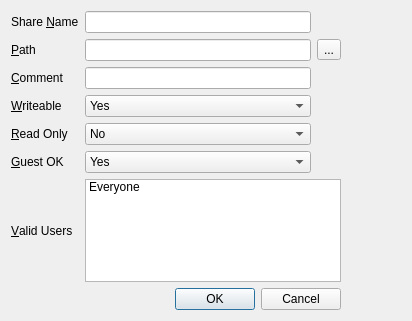
First picture: the form in editshare.ui, repository MX-Linux/mx-samba-config, before the edit.
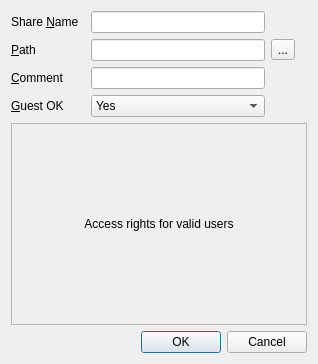
Second picture: the form after the edit.

Commit message: Generate user list and radio buttons dynamically

Patch:
```diff
--- a/editshare.ui
+++ b/editshare.ui
@@ -6,117 +6,31 @@
    <rect>
     <x>0</x>
     <y>0</y>
-    <width>412</width>
-    <height>321</height>
+    <width>318</width>
+    <height>364</height>
    </rect>
   </property>
   <property name="windowTitle">
    <string>Dialog</string>
   </property>
   <layout class="QGridLayout" name="gridLayout">
-   <item row="4" column="0">
-    <widget class="QLabel" name="labelReadOnly">
+   <item row="0" column="0">
+    <widget class="QLabel" name="labelShareName">
      <property name="text">
-      <string>&amp;Read Only</string>
+      <string>Share &amp;Name</string>
      </property>
      <property name="buddy">
-      <cstring>comboReadOnly</cstring>
+      <cstring>textShareName</cstring>
      </property>
     </widget>
    </item>
-   <item row="1" column="1">
-    <widget class="QLineEdit" name="textSharePath"/>
-   </item>
-   <item row="6" column="0">
-    <widget class="QLabel" name="labelValidUsers">
-     <property name="text">
-      <string>&amp;Valid Users</string>
-     </property>
-     <property name="buddy">
-      <cstring>listWidgetValidUsers</cstring>
-     </property>
-    </widget>
-   </item>
-   <item row="1" column="2">
+   <item row="1" column="3">
     <widget class="QToolButton" name="pushChooseDirectory">
      <property name="text">
       <string>...</string>
      </property>
     </widget>
    </item>
-   <item row="4" column="1">
-    <widget class="QComboBox" name="comboReadOnly">
-     <item>
-      <property name="text">
-       <string>No</string>
-      </property>
-     </item>
-     <item>
-      <property name="text">
-       <string>Yes</string>
-      </property>
-     </item>
-    </widget>
-   </item>
-   <item row="3" column="1">
-    <widget class="QComboBox" name="comboWriteable">
-     <item>
-      <property name="text">
-       <string>Yes</string>
-      </property>
-     </item>
-     <item>
-      <property name="text">
-       <string>No</string>
-      </property>
-     </item>
-    </widget>
-   </item>
-   <item row="2" column="1">
-    <widget class="QLineEdit" name="textComment"/>
-   </item>
-   <item row="1" column="3">
-    <spacer name="horizontalSpacer">
-     <property name="orientation">
-      <enum>Qt::Horizontal</enum>
-     </property>
-     <property name="sizeHint" stdset="0">
-      <size>
-       <width>40</width>
-       <height>20</height>
-      </size>
-     </property>
-    </spacer>
-   </item>
-   <item row="3" column="0">
-    <widget class="QLabel" name="labelWriteable">
-     <property name="text">
-      <string>&amp;Writeable</string>
-     </property>
-     <property name="buddy">
-      <cstring>comboWriteable</cstring>
-     </property>
-    </widget>
-   </item>
-   <item row="6" column="1" colspan="2">
-    <widget class="QListWidget" name="listWidgetValidUsers">
-     <item>
-      <property name="text">
-       <string>Everyone</string>
-      </property>
-     </item>
-    </widget>
-   </item>
-   <item row="2" column="0">
-    <widget class="QLabel" name="labelComment">
-     <property name="text">
-      <string>&amp;Comment</string>
-     </property>
-     <property name="buddy">
-      <cstring>textComment</cstring>
-     </property>
-    </widget>
-   </item>
    <item row="1" column="0">
     <widget class="QLabel" name="labelPath">
      <property name="text">
@@ -127,20 +41,37 @@
      </property>
     </widget>
    </item>
-   <item row="0" column="1">
+   <item row="1" column="2">
+    <widget class="QLineEdit" name="textSharePath"/>
+   </item>
+   <item row="3" column="2">
+    <widget class="QComboBox" name="comboGuestOK">
+     <item>
+      <property name="text">
+       <string>Yes</string>
+      </property>
+     </item>
+     <item>
+      <property name="text">
+       <string>No</string>
+      </property>
+     </item>
+    </widget>
+   </item>
+   <item row="2" column="0">
+    <widget class="QLabel" name="labelComment">
+     <property name="text">
+      <string>&amp;Comment</string>
+     </property>
+     <property name="buddy">
+      <cstring>textComment</cstring>
+     </property>
+    </widget>
+   </item>
+   <item row="0" column="2">
     <widget class="QLineEdit" name="textShareName"/>
    </item>
-   <item row="7" column="0" colspan="3">
-    <widget class="QDialogButtonBox" name="buttonBox">
-     <property name="orientation">
-      <enum>Qt::Horizontal</enum>
-     </property>
-     <property name="standardButtons">
-      <set>QDialogButtonBox::Cancel|QDialogButtonBox::Ok</set>
-     </property>
-    </widget>
-   </item>
-   <item row="5" column="0">
+   <item row="3" column="0">
     <widget class="QLabel" name="labelGuestOK">
      <property name="text">
       <string>&amp;Guest OK</string>
@@ -150,28 +81,46 @@
      </property>
     </widget>
    </item>
-   <item row="0" column="0">
-    <widget class="QLabel" name="labelShareName">
-     <property name="text">
-      <string>Share &amp;Name</string>
+   <item row="2" column="2">
+    <widget class="QLineEdit" name="textComment"/>
+   </item>
+   <item row="6" column="0" colspan="6">
+    <widget class="QDialogButtonBox" name="buttonBox">
+     <property name="orientation">
+      <enum>Qt::Horizontal</enum>
      </property>
-     <property name="buddy">
-      <cstring>textShareName</cstring>
+     <property name="standardButtons">
+      <set>QDialogButtonBox::Cancel|QDialogButtonBox::Ok</set>
      </property>
     </widget>
    </item>
-   <item row="5" column="1">
-    <widget class="QComboBox" name="comboGuestOK">
-     <item>
-      <property name="text">
-       <string>Yes</string>
-      </property>
-     </item>
-     <item>
-      <property name="text">
-       <string>No</string>
-      </property>
-     </item>
+   <item row="4" column="0" colspan="6">
+    <widget class="QFrame" name="frameUsers">
+     <property name="frameShape">
+      <enum>QFrame::StyledPanel</enum>
+     </property>
+     <property name="frameShadow">
+      <enum>QFrame::Raised</enum>
+     </property>
+     <layout class="QGridLayout" name="gridLayout_2">
+      <item row="0" column="0">
+       <layout class="QVBoxLayout" name="verticalLayout">
+        <item>
+         <widget class="QLabel" name="label">
+          <property name="text">
+           <string>Access rights for valid users</string>
+          </property>
+          <property name="textFormat">
+           <enum>Qt::RichText</enum>
+          </property>
+          <property name="alignment">
+           <set>Qt::AlignCenter</set>
+          </property>
+         </widget>
+        </item>
+       </layout>
+      </item>
+     </layout>
     </widget>
    </item>
   </layout>
```
Left out of the diff: 4 changed lines with no effect on the pictures. The commit also changes 2 other files.
